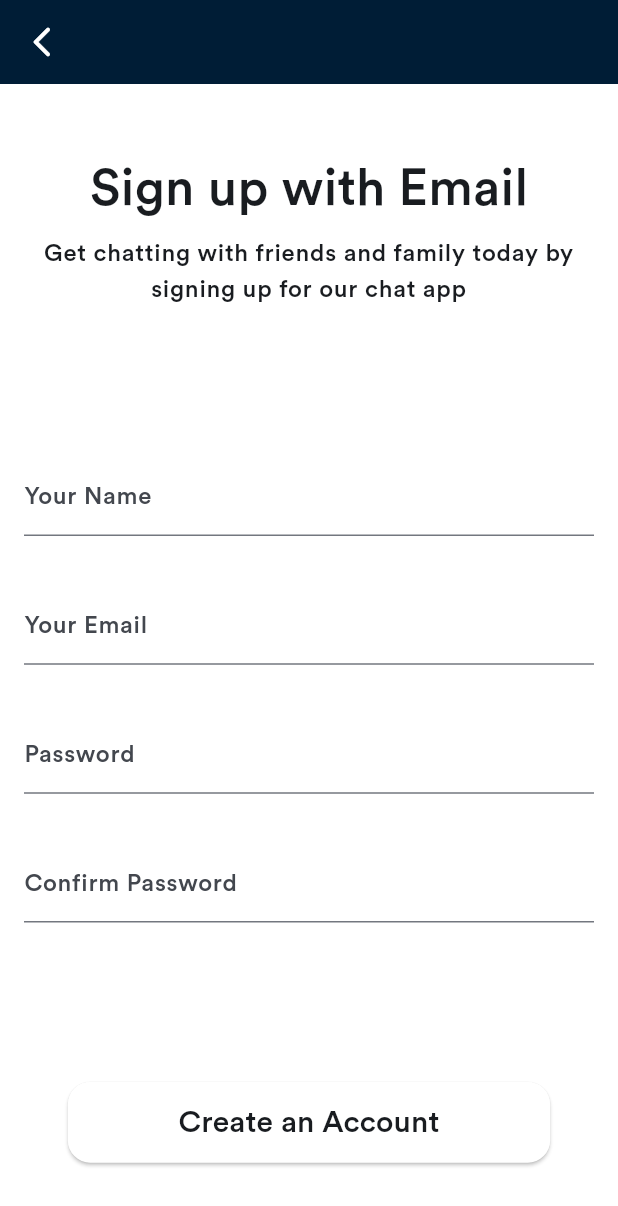
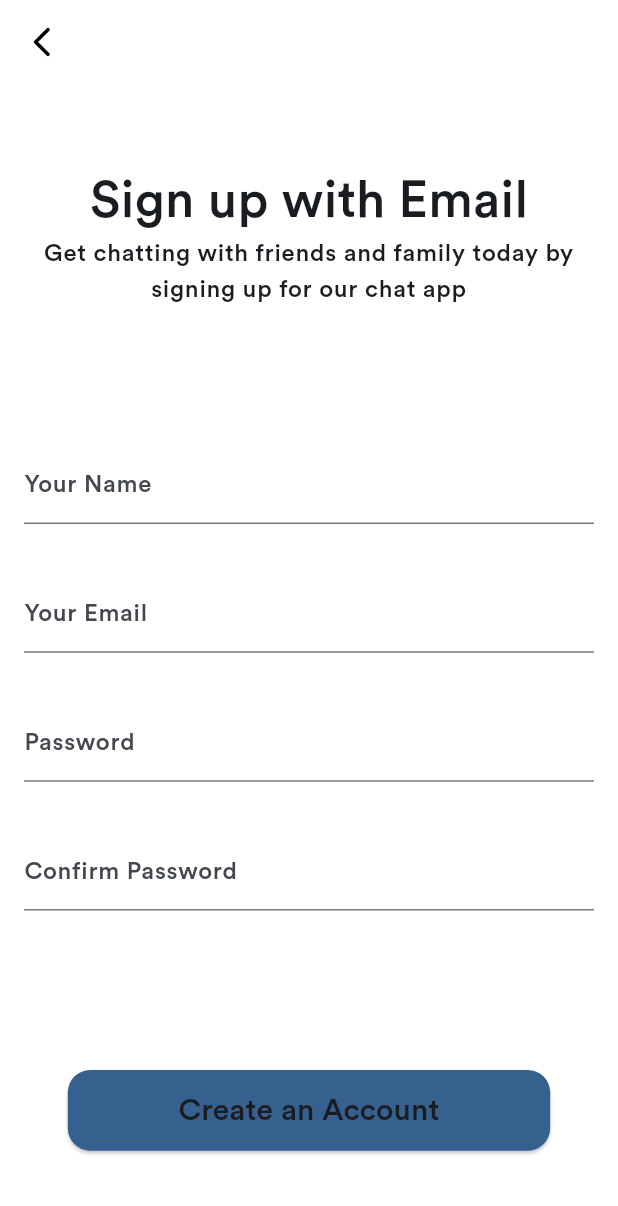
Before and after one commit to farhan-hasan/enigma, a Flutter app: the screen it shows after launch, after a tap on "Sign Up with Mail", on a phone screen of 412 x 824 dp. Shown: the top 1206 px of the screen. Run offline on Flutter 3.47's test engine with Material 3 defaults, Android fonts, the phone set to English and light mode, and no system bars; our stand-ins replace bot_toast, cloud_firestore, dartz, firebase_auth, firebase_core, flutter_riverpod and 4 more; accounts and stored records are empty; project files that could hold a hidden picture were left out.

Commit message:
Remove Lazy Singleton + Add White Apple Logo

```diff
--- a/lib/src/core/utils/constants/icons_path.dart
+++ b/lib/src/core/utils/constants/icons_path.dart
@@ -1,5 +1,6 @@
 class IconsPath {
-  static String appleIcon = "assets/icons/Apple.png";
+  static String appleDarkIcon = "assets/icons/Apple.png";
+  static String appleLightIcon = "assets/icons/White_Apple.png";
   static String facebookIcon = "assets/icons/Facebook.png";
   static String googleIcon = "assets/icons/Google.png";
 }
--- a/lib/src/features/auth/data/data_source/remote/auth_remote_data_source.dart
+++ b/lib/src/features/auth/data/data_source/remote/auth_remote_data_source.dart
@@ -94,7 +94,7 @@ class AuthRemoteDataSource {
           break;
       }
     }
-    return left(failure);
+    return Left(failure);
   }
 
   Future<Either<Failure, Success>> logout() async {
--- a/lib/src/features/auth/presentation/auth_screen/view/auth_screen.dart
+++ b/lib/src/features/auth/presentation/auth_screen/view/auth_screen.dart
@@ -17,7 +17,7 @@ class AuthScreen extends StatelessWidget {
   @override
   Widget build(BuildContext context) {
     return Scaffold(
-      backgroundColor: Theme.of(context).primaryColor,
+      backgroundColor: Theme.of(context).colorScheme.secondary,
       appBar: AppBar(
         backgroundColor: Colors.transparent,
         title: Row(
@@ -75,7 +75,7 @@ class AuthScreen extends StatelessWidget {
                     onPressed: () {},
                   ),
                   SocialMediaIconButton(
-                    iconSource: IconsPath.appleIcon,
+                    iconSource: IconsPath.appleLightIcon,
                     onPressed: () {},
                   )
                 ],
--- a/lib/src/features/auth/presentation/components/custom_elevated_button.dart
+++ b/lib/src/features/auth/presentation/components/custom_elevated_button.dart
@@ -2,8 +2,11 @@ import 'package:enigma/src/core/utils/extension/context_extension.dart';
 import 'package:flutter/material.dart';
 
 class CustomElevatedButton extends StatelessWidget {
-  const CustomElevatedButton(
-      {super.key, required this.buttonName, required this.onPressed});
+  const CustomElevatedButton({
+    super.key,
+    required this.buttonName,
+    required this.onPressed,
+  });
 
   final String buttonName;
   final Function() onPressed;
@@ -13,7 +16,7 @@ class CustomElevatedButton extends StatelessWidget {
     return ElevatedButton(
       onPressed: onPressed,
       style: ElevatedButton.styleFrom(
-        backgroundColor: Colors.white,
+        // backgroundColor: Colors.white,
         shape: RoundedRectangleBorder(borderRadius: BorderRadius.circular(15)),
         minimumSize: Size(context.width * 0.8, context.width * 0.15),
       ),
--- a/lib/src/features/auth/presentation/signup/view/signup_screen.dart
+++ b/lib/src/features/auth/presentation/signup/view/signup_screen.dart
@@ -25,7 +25,10 @@ class SignupScreen extends ConsumerWidget {
   Widget build(BuildContext context, WidgetRef ref) {
     // final signupController = ref.watch(signUpProvider);
     return Scaffold(
-      appBar: AppBar(),
+      appBar: AppBar(
+        backgroundColor: Colors.transparent,
+        foregroundColor: Colors.black,
+      ),
       body: Center(
         child: SingleChildScrollView(
           child: Form(
@@ -38,7 +41,7 @@ class SignupScreen extends ConsumerWidget {
                   style: Theme.of(context).textTheme.headlineMedium,
                 ),
                 Padding(
-                  padding: const EdgeInsets.all(8.0),
+                  padding: const EdgeInsets.symmetric(horizontal: 20.0),
                   child: Text(
                     'Get chatting with friends and family today by signing up for our chat app',
                     style: Theme.of(context).textTheme.bodyLarge,
--- a/lib/src/shared/dependency_injection/dependency_injection.dart
+++ b/lib/src/shared/dependency_injection/dependency_injection.dart
@@ -1,7 +1,6 @@
 import 'package:enigma/firebase_options.dart';
 import 'package:enigma/src/core/database/local/shared_preference/shared_preference_manager.dart';
 import 'package:enigma/src/features/auth/data/repository/auth_repository_impl.dart';
-import 'package:enigma/src/features/auth/domain/repository/auth_repository.dart';
 import 'package:enigma/src/features/auth/domain/usecases/change_password_usecase.dart';
 import 'package:enigma/src/features/auth/domain/usecases/forgot_password_usecase.dart';
 import 'package:enigma/src/features/auth/domain/usecases/login_usecase.dart';
@@ -23,19 +22,17 @@ Future<void> setupService() async {
     return sharedPreferenceManager;
   });
 
-  sl.registerLazySingleton<AuthRepository>(() => AuthRepositoryImpl());
+  sl.registerSingleton<AuthRepositoryImpl>(AuthRepositoryImpl());
 
-  sl.registerLazySingleton<ChangePasswordUsecase>(
-      () => ChangePasswordUsecase());
+  sl.registerSingleton<ChangePasswordUsecase>(ChangePasswordUsecase());
 
-  sl.registerLazySingleton<ForgotPasswordUsecase>(
-      () => ForgotPasswordUsecase());
+  sl.registerSingleton<ForgotPasswordUsecase>(ForgotPasswordUsecase());
 
-  sl.registerLazySingleton<LoginUseCase>(() => LoginUseCase());
+  sl.registerSingleton<LoginUseCase>(LoginUseCase());
 
-  sl.registerLazySingleton<LogoutUseCase>(() => LogoutUseCase());
+  sl.registerSingleton<LogoutUseCase>(LogoutUseCase());
 
-  sl.registerLazySingleton<SignupUseCase>(() => SignupUseCase());
+  sl.registerSingleton<SignupUseCase>(SignupUseCase());
 
   await sl.allReady();
 }
```
Also changed, not shown: lib/src/features/auth/presentation/login/view/login_screen.dart (+13 -7 lines), lib/src/shared/data/profile_model.dart (+14 -5 lines), assets/icons/White_Apple.png (added).
